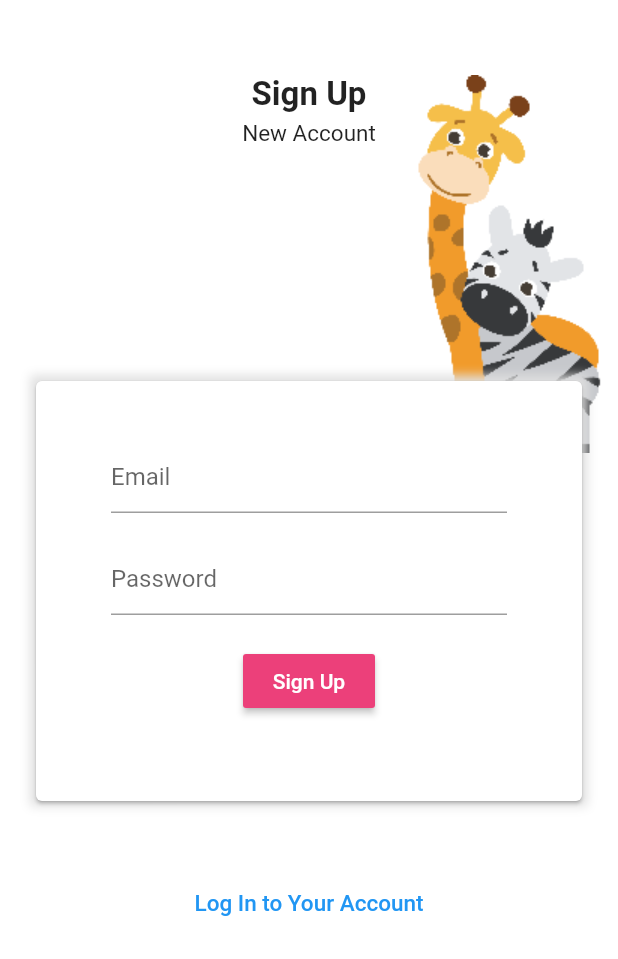
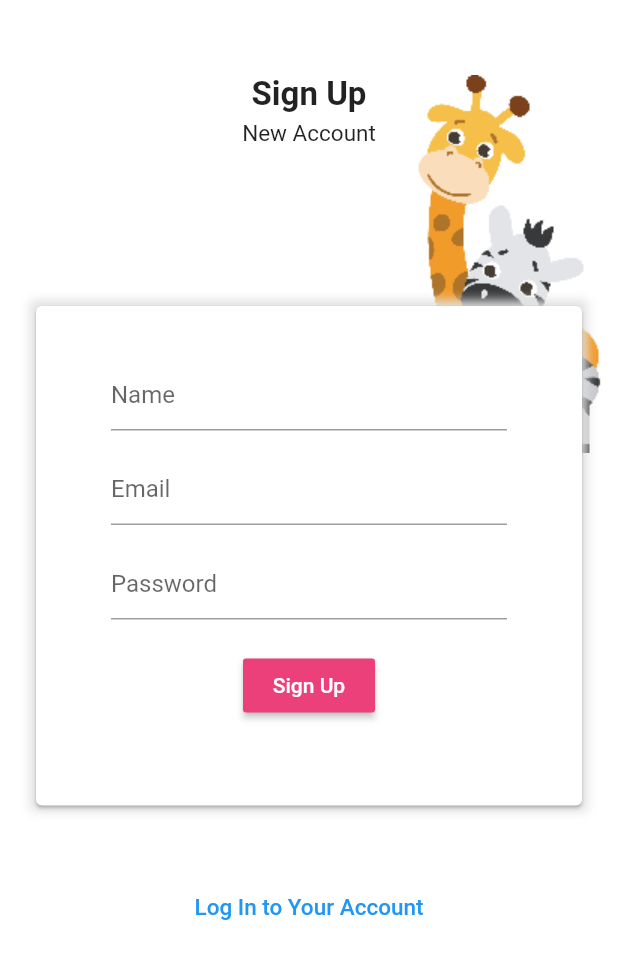
Before and after one commit to priyanthabuddhika/preschoolapp, a Flutter app: the Register screen opened directly, on a phone screen of 412 x 824 dp. Shown: the top 959 px of the screen. Run offline on Flutter 3.47's test engine with Material 2 defaults, Android fonts, the phone set to English and light mode, and no system bars; our stand-ins replace cloud_firestore, firebase_auth, flutter_speed_dial, flutter_spinkit, fluttertoast, font_awesome_flutter; accounts and stored records are empty.

```diff
--- a/preschool_app/lib/screens/screens/authenticate/register.dart
+++ b/preschool_app/lib/screens/screens/authenticate/register.dart
@@ -1,6 +1,7 @@
 import 'package:flutter/material.dart';
 import 'package:preschool_app/services/auth.dart';
 import 'package:flutter/services.dart';
+import 'package:preschool_app/shared/loading.dart';
 
 class Register extends StatefulWidget {
   final Function toggleView;
@@ -14,12 +15,14 @@ class _RegisterState extends State<Register> {
 
   final AuthService _auth = AuthService();
   final _formkey = GlobalKey<FormState>();
+  bool loading = false;
 
   // Login input variables
 
   String email = '';
   String password = '';
   String error = '';
+  String name = '';
 
   @override
   Widget build(BuildContext context) {
@@ -27,7 +30,7 @@ class _RegisterState extends State<Register> {
       DeviceOrientation.portraitUp,
       DeviceOrientation.portraitDown,
     ]);
-    return Scaffold(
+    return loading ? Loading() : Scaffold(
       backgroundColor: Colors.white,
       body: SafeArea(
         child: SingleChildScrollView(
@@ -69,7 +72,7 @@ class _RegisterState extends State<Register> {
                             blurRadius: 5.0,
                             spreadRadius: 0.01),
                       ]),
-                      margin: EdgeInsets.fromLTRB(0, 250, 0, 40),
+                      margin: EdgeInsets.fromLTRB(0, 200, 0, 40),
                       child: Card(
                         child: Container(
                             padding: EdgeInsets.symmetric(
@@ -79,7 +82,21 @@ class _RegisterState extends State<Register> {
                               child: Column(
                                 children: <Widget>[
                                   SizedBox(
-                                    height: 20.0,
+                                    height: 15.0,
+                                  ),
+                                    TextFormField(
+                                    decoration:
+                                        InputDecoration(hintText: 'Name'),
+                                    validator: (val) =>
+                                        val.isEmpty ? 'Enter your name' : null,
+                                    onChanged: (val) {
+                                      setState(() {
+                                        name = val;
+                                      });
+                                    },
+                                  ),
+                                   SizedBox(
+                                    height: 15.0,
                                   ),
                                   TextFormField(
                                     decoration:
@@ -93,7 +110,7 @@ class _RegisterState extends State<Register> {
                                     },
                                   ),
                                   SizedBox(
-                                    height: 20.0,
+                                    height: 15.0,
                                   ),
                                   TextFormField(
                                     decoration:
@@ -114,15 +131,19 @@ class _RegisterState extends State<Register> {
                                   RaisedButton(
                                     onPressed: () async {
                                       if (_formkey.currentState.validate()) {
+                                        setState(() {
+                                          loading = true;
+                                        });
                                         print(email);
-                                        print(password);
+                                        print(name);
                                         dynamic result = await _auth
                                             .registerUserwithEmailandPwd(
-                                                email, password);
+                                                email, password,name);
                                         if (result == null) {
                                           setState(() {
                                             error =
                                                 'Please enter a valid Email !';
+                                                loading = false;
                                           });
                                         } else {
                                           print('Signed In');
--- a/preschool_app/lib/services/auth.dart
+++ b/preschool_app/lib/services/auth.dart
@@ -1,10 +1,11 @@
 import 'package:firebase_auth/firebase_auth.dart';
 import 'package:preschool_app/models/users.dart';
+import 'package:preschool_app/services/database.dart';
 
 class AuthService {
   final FirebaseAuth _auth = FirebaseAuth.instance;
 
-  // Create user obj based onfirebaseUser
+  // Create user obj based on firebaseUser
   User _userfromFirebase(FirebaseUser user){
     return user != null ? User(uid: user.uid) : null;
   }
@@ -30,9 +31,12 @@ class AuthService {
 
   // Register user with Email and Pwd
 
-  Future registerUserwithEmailandPwd(String email, String password) async {
+  Future registerUserwithEmailandPwd(String email, String password, String name) async {
     try {
       AuthResult result = await _auth.createUserWithEmailAndPassword(email: email, password: password);
+      UserUpdateInfo updateInfo = UserUpdateInfo();
+      updateInfo.displayName = name;
+      result.user.updateProfile(updateInfo);
       FirebaseUser user = result.user;
       return _userfromFirebase(user);
     } catch (e) {
@@ -40,7 +44,7 @@ class AuthService {
       return null;
     }
   }
-
+//
 
   // Sign in with Email and Password
 
@@ -65,5 +69,17 @@ class AuthService {
       return null;
     }
   }
+// Adding a child to firestore
+  Future addChild(String name, String age) async {
+    try {
+        final FirebaseUser user = await _auth.currentUser();
+        final String uid = user.uid;
+
+         await DatabaseService(uid: uid).addChild(name, age);
+    } catch (e) {
+      print(e.toString());
+      return null;
+    }
+  }
 
 }
--- /dev/null
+++ b/preschool_app/lib/services/database.dart
@@ -0,0 +1,30 @@
+import 'package:cloud_firestore/cloud_firestore.dart';
+
+class DatabaseService {
+  String uid;
+
+  DatabaseService({this.uid});
+  final CollectionReference userCollection = Firestore.instance.collection('UserCol');
+
+
+  Future updateUserData(String child, int age, String name) async {
+
+    return await userCollection.document(uid).setData(
+      {
+        'child' : child,
+        'age' : age,
+        'name' : name,
+      }
+    );
+  }
+
+  Future addChild(String name, String age) async {
+
+    return await userCollection.document(uid).collection('Child').document(name).setData(
+      {
+        'Name' : name,
+        'Age' : age,
+      }
+    );
+  }
+}
--- a/preschool_app/pubspec.yaml
+++ b/preschool_app/pubspec.yaml
@@ -15,6 +15,12 @@ dependencies:
   cloud_firestore: ^0.12.10+2
   provider: ^3.1.0+1
   font_awesome_flutter: ^8.5.0
+  flutter_speed_dial: ^1.2.5
+  sqflite: ^1.2.0
+  path: ^1.6.4
+  flutter_spinkit: ^4.1.1+1
+  fluttertoast: ^3.1.3
+
 
 dev_dependencies:
   flutter_test:
```
Also changed, not shown: preschool_app/lib/screens/screens/authenticate/signin.dart (+7 -2 lines), preschool_app/lib/screens/screens/home/home.dart (+133 -15 lines), preschool_app/lib/shared/loading.dart (added, +17 -0 lines), preschool_app/pubspec.lock, 1 other file.
